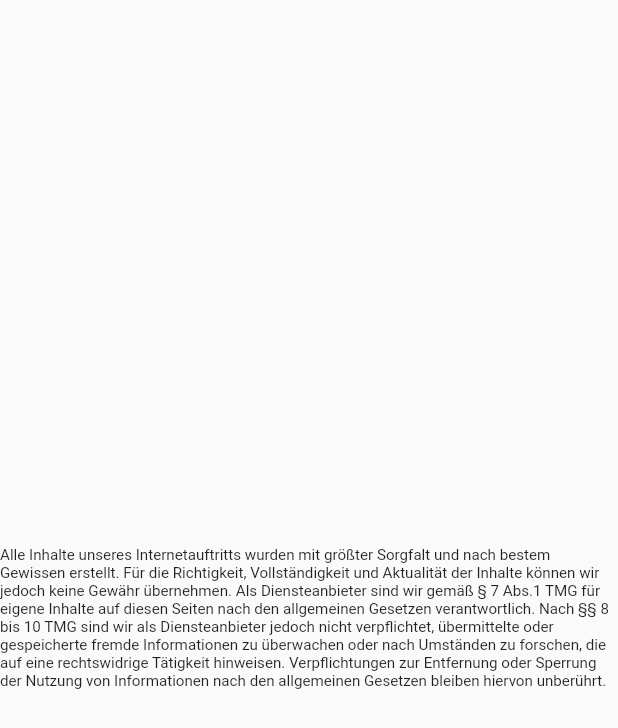
After one commit to AwesomeCamo/GUIResp, a Flutter app: the ContactPage screen opened by its route, on a phone screen of 412 x 824 dp. The commit adds this screen. Shown: the top 728 px of the screen. Run offline on Flutter 3.47's test engine with Material 2 defaults, Android fonts, the phone set to English and light mode, and no system bars.

Commit message:
add first version of contact_page

```diff
--- /dev/null
+++ b/myapp/lib/contact_page.dart
@@ -0,0 +1,30 @@
+import 'package:flutter/material.dart';
+import 'package:flutter/widgets.dart';
+
+class ContactPage extends StatefulWidget {
+  @override
+  _ContactPageState createState() => _ContactPageState();
+}
+
+class _ContactPageState extends State<ContactPage> {
+  @override
+  Widget build(BuildContext context) {
+    return new Scaffold(
+      body: SafeArea(child: LayoutBuilder(builder: (context, constraints) {
+        return Scaffold(
+          body: Center(
+              child: Column(
+                  mainAxisAlignment: MainAxisAlignment.center,
+                  children: <Widget>[
+                Text(
+                  'Alle Inhalte unseres Internetauftritts wurden mit größter Sorgfalt und nach bestem Gewissen erstellt. Für die Richtigkeit, Vollständigkeit und Aktualität der Inhalte können wir jedoch keine Gewähr übernehmen. Als Diensteanbieter sind wir gemäß § 7 Abs.1 TMG für eigene Inhalte auf diesen Seiten nach den allgemeinen Gesetzen verantwortlich. Nach §§ 8 bis 10 TMG sind wir als Diensteanbieter jedoch nicht verpflichtet, übermittelte oder gespeicherte fremde Informationen zu überwachen oder nach Umständen zu forschen, die auf eine rechtswidrige Tätigkeit hinweisen. Verpflichtungen zur Entfernung oder Sperrung der Nutzung von Informationen nach den allgemeinen Gesetzen bleiben hiervon unberührt.',
+                  style: TextStyle(
+                    fontSize: 6 + constraints.maxWidth / 100
+                  ),
+                )
+              ])),
+        );
+      })),
+    );
+  }
+}
--- a/myapp/lib/main.dart
+++ b/myapp/lib/main.dart
@@ -1,4 +1,5 @@
 import 'package:flutter/material.dart';
+import 'package:myapp/contact_page.dart';
 import 'package:provider/provider.dart';
 
 import 'home_page.dart';
@@ -23,7 +24,8 @@ class MyApp extends StatelessWidget {
             darkTheme: MyThemes.darkMode,
             home: HomePage(),
             routes: <String, WidgetBuilder>{
-              '/profil': (BuildContext context) => ProfilPage()
+              '/profil': (BuildContext context) => ProfilPage(),
+              '/contact': (BuildContext context) => ContactPage(),
             }
           );
         },
```
